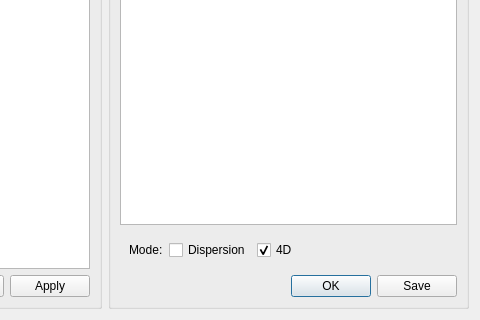
First picture: the form in madgui/online/emittance.ui, repository hibtc/madgui, before the edit; both pictures show x 270 to 750 and y 130 to 450 of the 750 by 450 pixel window.
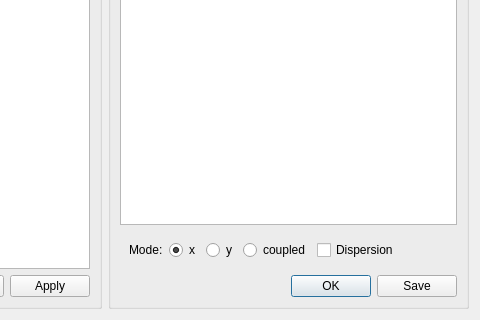
Second picture: the form after the edit. Custom widgets are drawn as their Qt base class.

Diff of the .ui file:
```diff
--- a/madgui/online/emittance.ui
+++ b/madgui/online/emittance.ui
@@ -77,22 +77,36 @@
           </widget>
          </item>
          <item>
-          <widget class="QCheckBox" name="use_dispersion">
+          <widget class="QRadioButton" name="radio_x">
            <property name="text">
-            <string>Dispersion</string>
-           </property>
-          </widget>
-         </item>
-         <item>
-          <widget class="QCheckBox" name="respect_coupling">
-           <property name="text">
-            <string>4D</string>
+            <string>x</string>
            </property>
            <property name="checked">
             <bool>true</bool>
            </property>
           </widget>
          </item>
+         <item>
+          <widget class="QRadioButton" name="radio_y">
+           <property name="text">
+            <string>y</string>
+           </property>
+          </widget>
+         </item>
+         <item>
+          <widget class="QRadioButton" name="radio_xy">
+           <property name="text">
+            <string>coupled</string>
+           </property>
+          </widget>
+         </item>
+         <item>
+          <widget class="QCheckBox" name="use_dispersion">
+           <property name="text">
+            <string>Dispersion</string>
+           </property>
+          </widget>
+         </item>
          <item>
           <spacer>
            <property name="orientation">
```
